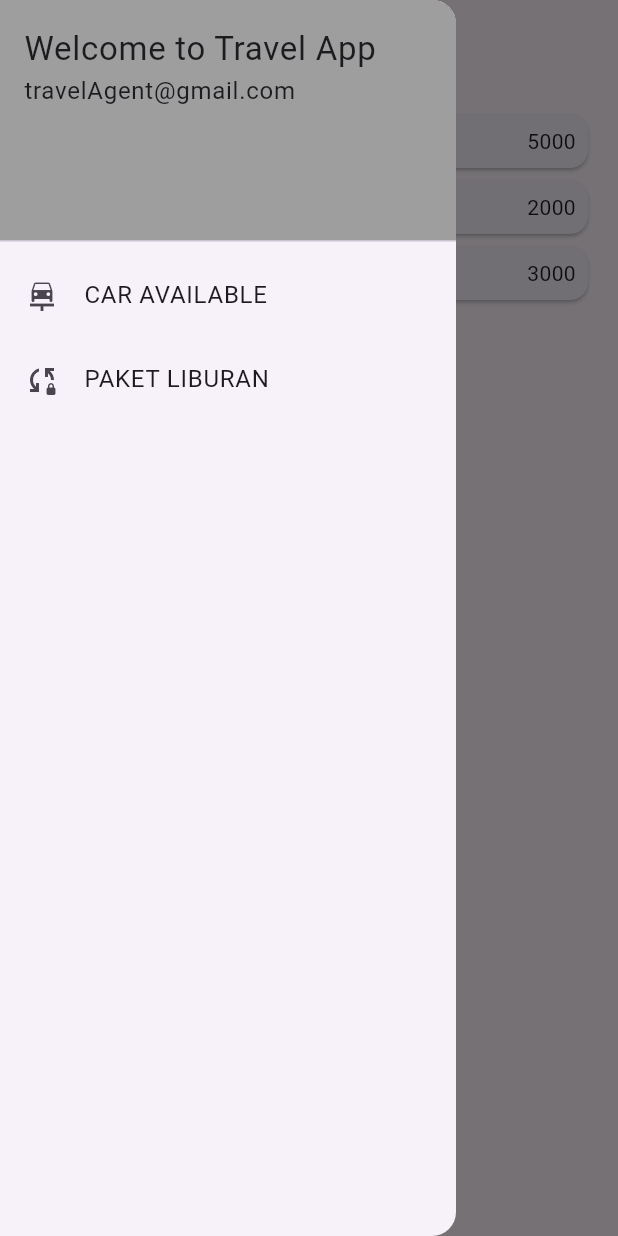
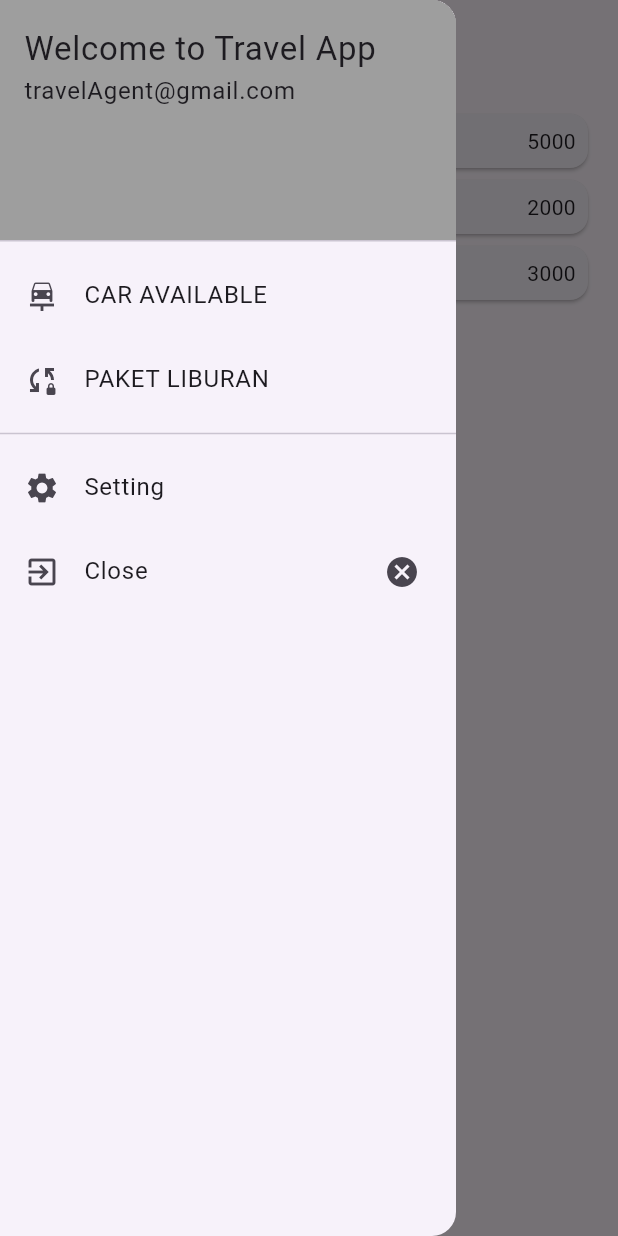
Before and after one commit to abdulrozzaq05/Mobile-Pogramming, a Flutter app: the screen it shows after launch, with the side drawer open, on a phone screen of 412 x 824 dp. Run offline on Flutter 3.47's test engine with Material 3 defaults, Android fonts, the light colour scheme and no system bars.

Commit message:
main.dart

```diff
--- a/lib/main.dart
+++ b/lib/main.dart
@@ -12,9 +12,9 @@ void main() {
 
 class MyApp extends StatelessWidget {
   final List<Itemmodel> items = [
-    Itemmodel(name: 'Malang-Bali', price: 5000, image: 'image/bali.jpeg'),
-    Itemmodel(name: 'Malang-Jakarta', price: 2000, image: 'image/jkt.jpg'),
-    Itemmodel(name: 'Malang-Medan', price: 3000, image: 'image/medan.jpeg'),
+    Itemmodel(name: 'Malang - Bali', price: 5000, image: 'image/bali.jpeg'),
+    Itemmodel(name: 'Malang - Jakarta', price: 2000, image: 'image/jkt.jpg'),
+    Itemmodel(name: 'Malang - Medan', price: 3000, image: 'image/medan.jpeg'),
   ];
   final List<Widget> rutes = [MalangBali(), MalangJakarta(), MalangMedan()];
 
@@ -116,6 +116,26 @@ class MyApp extends StatelessWidget {
                       );
                     },
                   ),
+                  new Divider(),
+                  ListTile(
+                    leading: const Icon(Icons.settings),
+                    title: const Text('Setting'),
+                    // onTap: () {
+                    //   Navigator.push(
+                    //     context,
+                    //     MaterialPageRoute(
+                    //       builder: (context) => ),
+                    //   );
+                    // },
+                  ),
+                  ListTile(
+                    leading: const Icon(Icons.exit_to_app),
+                    trailing: const Icon(Icons.cancel),
+                    title: const Text('Close'),
+                    onTap: () {
+                      Navigator.of(context).pop();
+                    },
+                  ),
                 ],
               ),
             );
```
